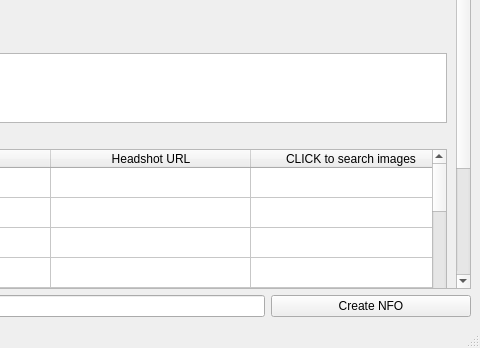
Above: mainwindow.ui from pekempy/NFOBuilder before the change; both pictures show x 387 to 867 and y 329 to 677 of the 867 by 677 pixel window. Below: the same form after it.
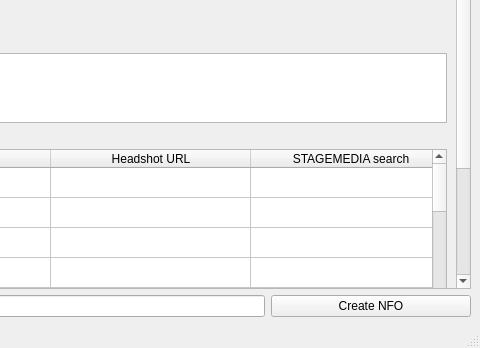
That is the form after the change. Icons and pictures are not drawn.

Commit message: add stagemedia as headshot URL lookup

```diff
--- a/mainwindow.ui
+++ b/mainwindow.ui
@@ -189,10 +189,10 @@
       <widget class="QWidget" name="scrollAreaWidgetContents_2">
        <property name="geometry">
         <rect>
-         <x>0</x>
+         <x>-5</x>
          <y>0</y>
-         <width>833</width>
-         <height>647</height>
+         <width>838</width>
+         <height>654</height>
         </rect>
        </property>
        <layout class="QFormLayout" name="formLayout_2">
@@ -455,7 +455,12 @@
           </column>
           <column>
            <property name="text">
-            <string>CLICK to search images</string>
+            <string>STAGEMEDIA search</string>
+           </property>
+          </column>
+          <column>
+           <property name="text">
+            <string>GOOGLE search</string>
            </property>
           </column>
           <item row="0" column="0">
@@ -476,7 +481,7 @@
             <string/>
            </property>
           </item>
-          <item row="0" column="3">
+          <item row="0" column="4">
            <property name="text">
             <string/>
            </property>
@@ -496,7 +501,7 @@
             <string/>
            </property>
           </item>
-          <item row="1" column="3">
+          <item row="1" column="4">
            <property name="text">
             <string/>
            </property>
@@ -516,7 +521,7 @@
             <string/>
            </property>
           </item>
-          <item row="2" column="3">
+          <item row="2" column="4">
            <property name="text">
             <string/>
            </property>
@@ -536,7 +541,7 @@
             <string/>
            </property>
           </item>
-          <item row="3" column="3">
+          <item row="3" column="4">
            <property name="text">
             <string/>
            </property>
@@ -556,7 +561,7 @@
             <string/>
            </property>
           </item>
-          <item row="4" column="3">
+          <item row="4" column="4">
            <property name="text">
             <string/>
            </property>
@@ -576,7 +581,7 @@
             <string/>
            </property>
           </item>
-          <item row="5" column="3">
+          <item row="5" column="4">
            <property name="text">
             <string/>
            </property>
@@ -596,7 +601,7 @@
             <string/>
            </property>
           </item>
-          <item row="6" column="3">
+          <item row="6" column="4">
            <property name="text">
             <string/>
            </property>
@@ -616,7 +621,7 @@
             <string/>
            </property>
           </item>
-          <item row="7" column="3">
+          <item row="7" column="4">
            <property name="text">
             <string/>
            </property>
@@ -636,7 +641,7 @@
             <string/>
            </property>
           </item>
-          <item row="8" column="3">
+          <item row="8" column="4">
            <property name="text">
             <string/>
            </property>
@@ -656,7 +661,7 @@
             <string/>
            </property>
           </item>
-          <item row="9" column="3">
+          <item row="9" column="4">
            <property name="text">
             <string/>
            </property>
@@ -676,7 +681,7 @@
             <string/>
            </property>
           </item>
-          <item row="10" column="3">
+          <item row="10" column="4">
            <property name="text">
             <string/>
            </property>
@@ -696,7 +701,7 @@
             <string/>
            </property>
           </item>
-          <item row="11" column="3">
+          <item row="11" column="4">
            <property name="text">
             <string/>
            </property>
@@ -716,7 +721,7 @@
             <string/>
            </property>
           </item>
-          <item row="12" column="3">
+          <item row="12" column="4">
            <property name="text">
             <string/>
            </property>
@@ -736,7 +741,7 @@
             <string/>
            </property>
           </item>
-          <item row="13" column="3">
+          <item row="13" column="4">
            <property name="text">
             <string/>
            </property>
@@ -756,7 +761,7 @@
             <string/>
            </property>
           </item>
-          <item row="14" column="3">
+          <item row="14" column="4">
            <property name="text">
             <string/>
            </property>
@@ -776,7 +781,7 @@
             <string/>
            </property>
           </item>
-          <item row="15" column="3">
+          <item row="15" column="4">
            <property name="text">
             <string/>
            </property>
@@ -796,7 +801,7 @@
             <string/>
            </property>
           </item>
-          <item row="16" column="3">
+          <item row="16" column="4">
            <property name="text">
             <string/>
            </property>
@@ -816,7 +821,7 @@
             <string/>
            </property>
           </item>
-          <item row="17" column="3">
+          <item row="17" column="4">
            <property name="text">
             <string/>
            </property>
@@ -836,7 +841,7 @@
             <string/>
            </property>
           </item>
-          <item row="18" column="3">
+          <item row="18" column="4">
            <property name="text">
             <string/>
            </property>
@@ -856,7 +861,7 @@
             <string/>
            </property>
           </item>
-          <item row="19" column="3">
+          <item row="19" column="4">
            <property name="text">
             <string/>
            </property>
@@ -876,7 +881,7 @@
             <string/>
            </property>
           </item>
-          <item row="20" column="3">
+          <item row="20" column="4">
            <property name="text">
             <string/>
            </property>
@@ -896,7 +901,7 @@
             <string/>
            </property>
           </item>
-          <item row="21" column="3">
+          <item row="21" column="4">
            <property name="text">
             <string/>
            </property>
@@ -916,7 +921,7 @@
             <string/>
            </property>
           </item>
-          <item row="22" column="3">
+          <item row="22" column="4">
            <property name="text">
             <string/>
            </property>
@@ -936,7 +941,7 @@
             <string/>
            </property>
           </item>
-          <item row="23" column="3">
+          <item row="23" column="4">
            <property name="text">
             <string/>
            </property>
@@ -956,7 +961,7 @@
             <string/>
            </property>
           </item>
-          <item row="24" column="3">
+          <item row="24" column="4">
            <property name="text">
             <string/>
            </property>
@@ -976,7 +981,7 @@
             <string/>
            </property>
           </item>
-          <item row="25" column="3">
+          <item row="25" column="4">
            <property name="text">
             <string/>
            </property>
@@ -996,7 +1001,7 @@
             <string/>
            </property>
           </item>
-          <item row="26" column="3">
+          <item row="26" column="4">
            <property name="text">
             <string/>
            </property>
@@ -1016,7 +1021,7 @@
             <string/>
            </property>
           </item>
-          <item row="27" column="3">
+          <item row="27" column="4">
            <property name="text">
             <string/>
            </property>
@@ -1036,7 +1041,7 @@
             <string/>
            </property>
           </item>
-          <item row="28" column="3">
+          <item row="28" column="4">
            <property name="text">
             <string/>
            </property>
@@ -1056,7 +1061,7 @@
             <string/>
            </property>
           </item>
-          <item row="29" column="3">
+          <item row="29" column="4">
            <property name="text">
             <string/>
            </property>
@@ -1076,7 +1081,7 @@
             <string/>
            </property>
           </item>
-          <item row="30" column="3">
+          <item row="30" column="4">
            <property name="text">
             <string/>
            </property>
@@ -1096,7 +1101,7 @@
             <string/>
            </property>
           </item>
-          <item row="31" column="3">
+          <item row="31" column="4">
            <property name="text">
             <string/>
            </property>
@@ -1116,7 +1121,7 @@
             <string/>
            </property>
           </item>
-          <item row="32" column="3">
+          <item row="32" column="4">
            <property name="text">
             <string/>
            </property>
@@ -1136,7 +1141,7 @@
             <string/>
            </property>
           </item>
-          <item row="33" column="3">
+          <item row="33" column="4">
            <property name="text">
             <string/>
            </property>
@@ -1156,7 +1161,7 @@
             <string/>
            </property>
           </item>
-          <item row="34" column="3">
+          <item row="34" column="4">
            <property name="text">
             <string/>
            </property>
@@ -1176,7 +1181,7 @@
             <string/>
            </property>
           </item>
-          <item row="35" column="3">
+          <item row="35" column="4">
            <property name="text">
             <string/>
            </property>
@@ -1196,7 +1201,7 @@
             <string/>
            </property>
           </item>
-          <item row="36" column="3">
+          <item row="36" column="4">
            <property name="text">
             <string/>
            </property>
@@ -1216,7 +1221,7 @@
             <string/>
            </property>
           </item>
-          <item row="37" column="3">
+          <item row="37" column="4">
            <property name="text">
             <string/>
            </property>
@@ -1236,7 +1241,7 @@
             <string/>
            </property>
           </item>
-          <item row="38" column="3">
+          <item row="38" column="4">
            <property name="text">
             <string/>
            </property>
@@ -1256,7 +1261,7 @@
             <string/>
            </property>
           </item>
-          <item row="39" column="3">
+          <item row="39" column="4">
            <property name="text">
             <string/>
            </property>
```
Left out of the diff: 2 changed lines with no effect on the pictures. The commit also changes 2 other files.
